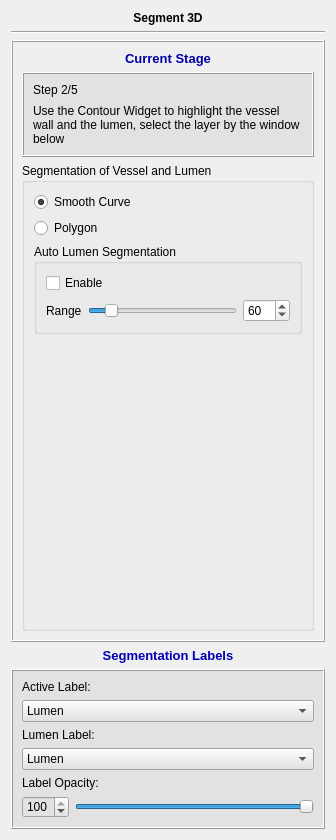
wuzhuobin/PlaqueQuant, file codes/UI/ModuleWidget.ui: the form before one commit.
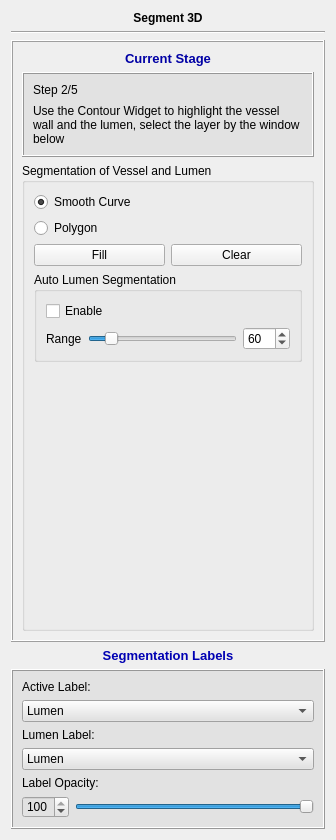
The form after the commit. The open tabs and pages were chosen to show the change. Icons and pictures are not drawn.

What changed in the file:
```diff
--- a/codes/UI/ModuleWidget.ui
+++ b/codes/UI/ModuleWidget.ui
@@ -399,6 +399,24 @@
             </property>
            </widget>
           </item>
+          <item>
+           <layout class="QHBoxLayout" name="horizontalLayout_2">
+            <item>
+             <widget class="QPushButton" name="pushButton_2">
+              <property name="text">
+               <string>Fill</string>
+              </property>
+             </widget>
+            </item>
+            <item>
+             <widget class="QPushButton" name="pushButton">
+              <property name="text">
+               <string>Clear</string>
+              </property>
+             </widget>
+            </item>
+           </layout>
+          </item>
           <item>
            <widget class="QGroupBox" name="groupBox_6">
             <property name="title">
```
Left out of the diff: 4 changed lines with no effect on the pictures.
